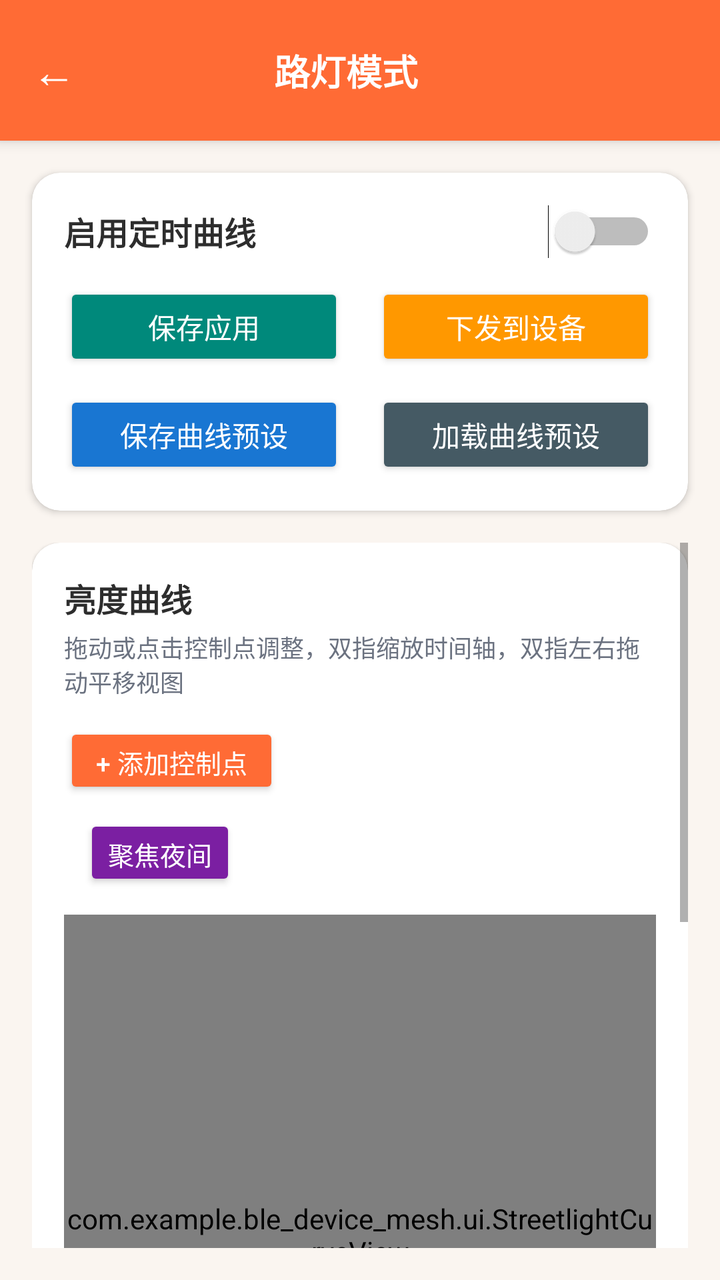
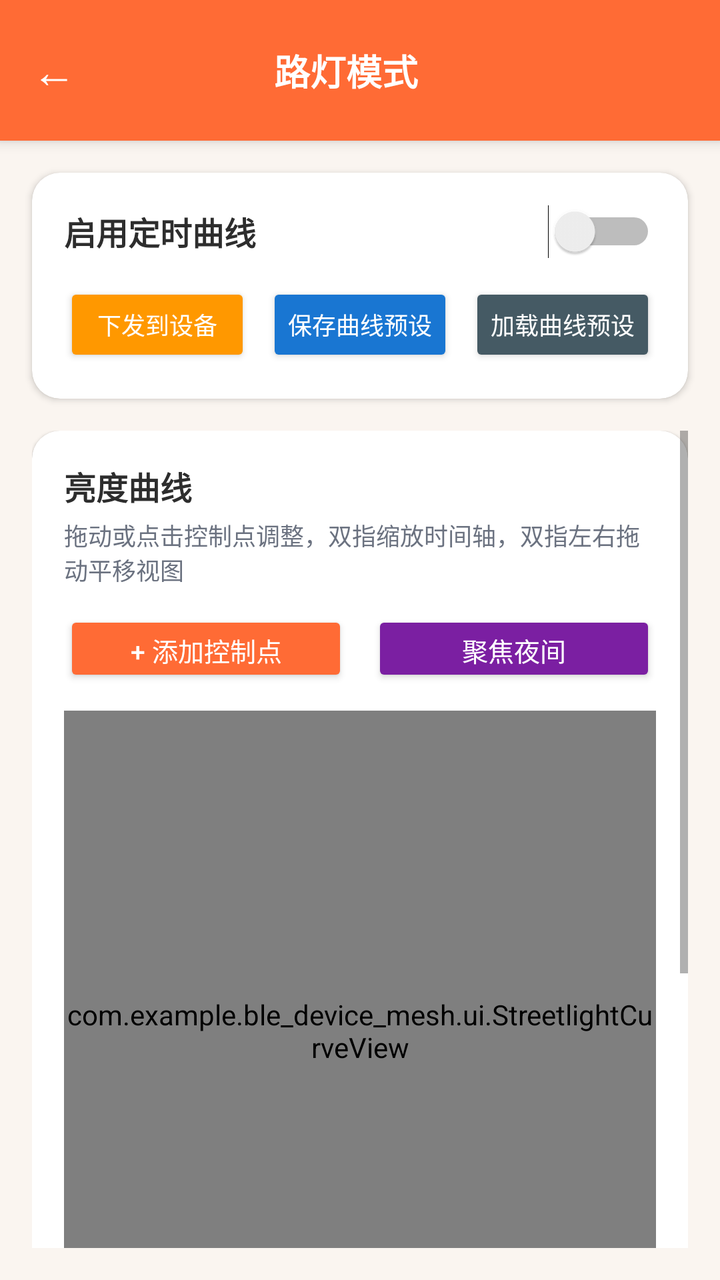

Screens rendered from an Android XML layout before and after an edit, with the pre-edit source and the edit as a unified diff.
<!-- AndroidManifest.xml: activity theme Theme.BLE_Device_Mesh -->
<!-- res/layout/activity_streetlight_mode.xml -->
<?xml version="1.0" encoding="utf-8"?>
<LinearLayout xmlns:android="http://schemas.android.com/apk/res/android"
    xmlns:app="http://schemas.android.com/apk/res-auto"
    android:layout_width="match_parent"
    android:layout_height="match_parent"
    android:orientation="vertical"
    android:background="#FAF5F0">

    
    <LinearLayout
        android:layout_width="match_parent"
        android:layout_height="wrap_content"
        android:minHeight="56dp"
        android:background="#FF6B35"
        android:gravity="center_vertical"
        android:paddingStart="4dp"
        android:paddingEnd="16dp"
        android:paddingTop="8dp"
        android:paddingBottom="8dp"
        android:elevation="4dp">

        <TextView
            android:id="@+id/btnBack"
            android:layout_width="wrap_content"
            android:layout_height="wrap_content"
            android:text="←"
            android:textSize="22sp"
            android:textColor="#FFFFFF"
            android:padding="12dp"
            android:background="?android:attr/selectableItemBackgroundBorderless" />

        <TextView
            android:id="@+id/tvTitle"
            android:layout_width="0dp"
            android:layout_height="wrap_content"
            android:layout_weight="1"
            android:text="路灯模式"
            android:textSize="18sp"
            android:textStyle="bold"
            android:textColor="#FFFFFF"
            android:gravity="center" />

        <View
            android:layout_width="48dp"
            android:layout_height="48dp" />

    </LinearLayout>

    
    <androidx.cardview.widget.CardView
        android:layout_width="match_parent"
        android:layout_height="wrap_content"
        android:layout_margin="16dp"
        android:layout_marginBottom="8dp"
        app:cardCornerRadius="14dp"
        app:cardElevation="2dp"
        app:cardBackgroundColor="#FFFFFF">

        <LinearLayout
            android:layout_width="match_parent"
            android:layout_height="wrap_content"
            android:orientation="vertical"
            android:padding="16dp">

            <LinearLayout
                android:layout_width="match_parent"
                android:layout_height="wrap_content"
                android:orientation="horizontal"
                android:gravity="center_vertical"
                android:layout_marginBottom="12dp">

                <TextView
                    android:layout_width="0dp"
                    android:layout_height="wrap_content"
                    android:layout_weight="1"
                    android:text="启用定时曲线"
                    android:textSize="16sp"
                    android:textStyle="bold"
                    android:textColor="#2D2D2D" />

                <Switch
                    android:id="@+id/switchEnabled"
                    android:layout_width="wrap_content"
                    android:layout_height="wrap_content" />

            </LinearLayout>

            <LinearLayout
                android:layout_width="match_parent"
                android:layout_height="wrap_content"
                android:orientation="horizontal">

                <Button
                    android:id="@+id/btnSave"
                    android:layout_width="0dp"
                    android:layout_height="44dp"
                    android:layout_weight="1"
                    android:layout_marginEnd="8dp"
                    android:text="保存应用"
                    android:backgroundTint="#00897B"
                    android:textColor="#FFFFFF"
                    android:textSize="14sp" />

                <Button
                    android:id="@+id/btnSendToDevice"
                    android:layout_width="0dp"
                    android:layout_height="44dp"
                    android:layout_weight="1"
                    android:layout_marginStart="8dp"
                    android:text="下发到设备"
                    android:backgroundTint="#FF9800"
                    android:textColor="#FFFFFF"
                    android:textSize="14sp" />

            </LinearLayout>

            <LinearLayout
                android:layout_width="match_parent"
                android:layout_height="wrap_content"
                android:layout_marginTop="10dp"
                android:orientation="horizontal">

                <Button
                    android:id="@+id/btnSavePreset"
                    android:layout_width="0dp"
                    android:layout_height="44dp"
                    android:layout_weight="1"
                    android:layout_marginEnd="8dp"
                    android:text="保存曲线预设"
                    android:backgroundTint="#1976D2"
                    android:textColor="#FFFFFF"
                    android:textSize="14sp" />

                <Button
                    android:id="@+id/btnLoadPreset"
                    android:layout_width="0dp"
                    android:layout_height="44dp"
                    android:layout_weight="1"
                    android:layout_marginStart="8dp"
                    android:text="加载曲线预设"
                    android:backgroundTint="#455A64"
                    android:textColor="#FFFFFF"
                    android:textSize="14sp" />

            </LinearLayout>

        </LinearLayout>

    </androidx.cardview.widget.CardView>

    <ScrollView
        android:layout_width="match_parent"
        android:layout_height="0dp"
        android:layout_weight="1"
        android:paddingStart="16dp"
        android:paddingEnd="16dp"
        android:paddingBottom="16dp">

        <LinearLayout
            android:layout_width="match_parent"
            android:layout_height="wrap_content"
            android:orientation="vertical">

            
            <androidx.cardview.widget.CardView
                android:layout_width="match_parent"
                android:layout_height="wrap_content"
                android:layout_marginBottom="12dp"
                app:cardCornerRadius="14dp"
                app:cardElevation="1dp"
                app:cardBackgroundColor="#FFFFFF">

                <LinearLayout
                    android:layout_width="match_parent"
                    android:layout_height="wrap_content"
                    android:orientation="vertical"
                    android:padding="16dp">

                    <TextView
                        android:layout_width="wrap_content"
                        android:layout_height="wrap_content"
                        android:text="亮度曲线"
                        android:textSize="16sp"
                        android:textStyle="bold"
                        android:textColor="#2D2D2D"
                        android:layout_marginBottom="4dp" />

                    <TextView
                        android:layout_width="wrap_content"
                        android:layout_height="wrap_content"
                        android:text="拖动或点击控制点调整，双指缩放时间轴，双指左右拖动平移视图"
                        android:textSize="12sp"
                        android:textColor="#6B7280"
                        android:layout_marginBottom="12dp" />

                    <LinearLayout
                        android:layout_width="match_parent"
                        android:layout_height="wrap_content"
                        android:orientation="horizontal"
                        android:layout_marginBottom="8dp">

                        <Button
                            android:id="@+id/btnAddPoint"
                            android:layout_width="wrap_content"
                            android:layout_height="38dp"
                            android:text="+ 添加控制点"
                            android:textSize="13sp"
                            android:backgroundTint="#FF6B35"
                            android:textColor="#FFFFFF"
                            android:paddingStart="16dp"
                            android:paddingEnd="16dp"
                            android:minWidth="0dp"
                            android:minHeight="0dp" />

                    </LinearLayout>

                    <LinearLayout
                        android:layout_width="match_parent"
                        android:layout_height="wrap_content"
                        android:orientation="horizontal"
                        android:layout_marginBottom="12dp">

                        <Button
                            android:id="@+id/btnToggleNightMode"
                            android:layout_width="wrap_content"
                            android:layout_height="38dp"
                            android:layout_marginStart="10dp"
                            android:text="聚焦夜间"
                            android:textSize="13sp"
                            android:backgroundTint="#7B1FA2"
                            android:textColor="#FFFFFF"
                            android:paddingStart="12dp"
                            android:paddingEnd="12dp"
                            android:minWidth="0dp"
                            android:minHeight="0dp" />

                    </LinearLayout>

                    <com.example.ble_device_mesh.ui.StreetlightCurveView
                        android:id="@+id/curveView"
                        android:layout_width="match_parent"
                        android:layout_height="320dp"
                        android:background="#FFFFFF"
                        android:elevation="1dp" />

                    <TextView
                        android:id="@+id/tvStatus"
                        android:layout_width="match_parent"
                        android:layout_height="wrap_content"
                        android:layout_marginTop="12dp"
                        android:text="未设置"
                        android:textSize="14sp"
                        android:textColor="#6B7280"
                        android:gravity="center" />

                </LinearLayout>

            </androidx.cardview.widget.CardView>

            
            <androidx.cardview.widget.CardView
                android:layout_width="match_parent"
                android:layout_height="wrap_content"
                android:layout_marginBottom="12dp"
                app:cardCornerRadius="14dp"
                app:cardElevation="1dp"
                app:cardBackgroundColor="#FFFFFF">

                <LinearLayout
                    android:layout_width="match_parent"
                    android:layout_height="wrap_content"
                    android:orientation="vertical"
                    android:padding="16dp">

                    <TextView
                        android:layout_width="wrap_content"
                        android:layout_height="wrap_content"
                        android:text="控制点列表"
                        android:textSize="16sp"
                        android:textStyle="bold"
                        android:textColor="#2D2D2D"
                        android:layout_marginBottom="8dp" />

                    <androidx.recyclerview.widget.RecyclerView
                        android:id="@+id/recyclerPoints"
                        android:layout_width="match_parent"
                        android:layout_height="wrap_content"
                        android:nestedScrollingEnabled="false" />

                </LinearLayout>

            </androidx.cardview.widget.CardView>

            
            <Button
                android:id="@+id/btnResetDefault"
                android:layout_width="match_parent"
                android:layout_height="44dp"
                android:text="恢复默认配置"
                android:backgroundTint="#9E9E9E"
                android:textColor="#FFFFFF"
                android:textSize="14sp" />

        </LinearLayout>

    </ScrollView>

</LinearLayout>
<!-- resources referenced by this layout -->
<resources>
  <style name="Theme.BLE_Device_Mesh" parent="Theme.AppCompat.Light.NoActionBar">
          <item name="colorPrimary">@color/primary</item>
          <item name="colorPrimaryDark">@color/primary_dark</item>
          <item name="colorAccent">@color/primary</item>
          <item name="android:statusBarColor">@color/primary_dark</item>
          <item name="android:navigationBarColor">@color/surface</item>
      </style>
  <color name="primary">#FF6B35</color>
  <color name="primary_dark">#E55A2B</color>
  <color name="surface">#FFFFFF</color>
</resources>

<!-- the commit's change to res/layout/activity_streetlight_mode.xml (unified diff, before → after) -->
@@ -91,56 +91,47 @@
                 android:orientation="horizontal">
 
                 <Button
-                    android:id="@+id/btnSave"
-                    android:layout_width="0dp"
-                    android:layout_height="44dp"
-                    android:layout_weight="1"
-                    android:layout_marginEnd="8dp"
-                    android:text="保存应用"
-                    android:backgroundTint="#00897B"
-                    android:textColor="#FFFFFF"
-                    android:textSize="14sp" />
-
-                <Button
                     android:id="@+id/btnSendToDevice"
                     android:layout_width="0dp"
-                    android:layout_height="44dp"
-                    android:layout_weight="1"
-                    android:layout_marginStart="8dp"
+                    android:layout_height="42dp"
+                    android:layout_weight="1"
+                    android:layout_marginEnd="4dp"
+                    android:minWidth="0dp"
+                    android:paddingStart="0dp"
+                    android:paddingEnd="0dp"
                     android:text="下发到设备"
                     android:backgroundTint="#FF9800"
                     android:textColor="#FFFFFF"
-                    android:textSize="14sp" />
-
-            </LinearLayout>
-
-            <LinearLayout
-                android:layout_width="match_parent"
-                android:layout_height="wrap_content"
-                android:layout_marginTop="10dp"
-                android:orientation="horizontal">
+                    android:textSize="12sp" />
 
                 <Button
                     android:id="@+id/btnSavePreset"
                     android:layout_width="0dp"
-                    android:layout_height="44dp"
-                    android:layout_weight="1"
-                    android:layout_marginEnd="8dp"
+                    android:layout_height="42dp"
+                    android:layout_weight="1"
+                    android:layout_marginStart="4dp"
+                    android:layout_marginEnd="4dp"
+                    android:minWidth="0dp"
+                    android:paddingStart="0dp"
+                    android:paddingEnd="0dp"
                     android:text="保存曲线预设"
                     android:backgroundTint="#1976D2"
                     android:textColor="#FFFFFF"
-                    android:textSize="14sp" />
+                    android:textSize="12sp" />
 
                 <Button
                     android:id="@+id/btnLoadPreset"
                     android:layout_width="0dp"
-                    android:layout_height="44dp"
-                    android:layout_weight="1"
-                    android:layout_marginStart="8dp"
+                    android:layout_height="42dp"
+                    android:layout_weight="1"
+                    android:layout_marginStart="4dp"
+                    android:minWidth="0dp"
+                    android:paddingStart="0dp"
+                    android:paddingEnd="0dp"
                     android:text="加载曲线预设"
                     android:backgroundTint="#455A64"
                     android:textColor="#FFFFFF"
-                    android:textSize="14sp" />
+                    android:textSize="12sp" />
 
             </LinearLayout>
 
@@ -197,40 +188,35 @@
                         android:layout_width="match_parent"
                         android:layout_height="wrap_content"
                         android:orientation="horizontal"
-                        android:layout_marginBottom="8dp">
+                        android:layout_marginBottom="12dp">
 
                         <Button
                             android:id="@+id/btnAddPoint"
-                            android:layout_width="wrap_content"
+                            android:layout_width="0dp"
+                            android:layout_weight="1"
                             android:layout_height="38dp"
+                            android:layout_marginEnd="6dp"
                             android:text="+ 添加控制点"
                             android:textSize="13sp"
                             android:backgroundTint="#FF6B35"
                             android:textColor="#FFFFFF"
-                            android:paddingStart="16dp"
-                            android:paddingEnd="16dp"
+                            android:paddingStart="8dp"
+                            android:paddingEnd="8dp"
                             android:minWidth="0dp"
                             android:minHeight="0dp" />
 
-                    </LinearLayout>
-
-                    <LinearLayout
-                        android:layout_width="match_parent"
-                        android:layout_height="wrap_content"
-                        android:orientation="horizontal"
-                        android:layout_marginBottom="12dp">
-
                         <Button
                             android:id="@+id/btnToggleNightMode"
-                            android:layout_width="wrap_content"
+                            android:layout_width="0dp"
+                            android:layout_weight="1"
                             android:layout_height="38dp"
-                            android:layout_marginStart="10dp"
+                            android:layout_marginStart="6dp"
                             android:text="聚焦夜间"
                             android:textSize="13sp"
                             android:backgroundTint="#7B1FA2"
                             android:textColor="#FFFFFF"
-                            android:paddingStart="12dp"
-                            android:paddingEnd="12dp"
+                            android:paddingStart="8dp"
+                            android:paddingEnd="8dp"
                             android:minWidth="0dp"
                             android:minHeight="0dp" />
 
